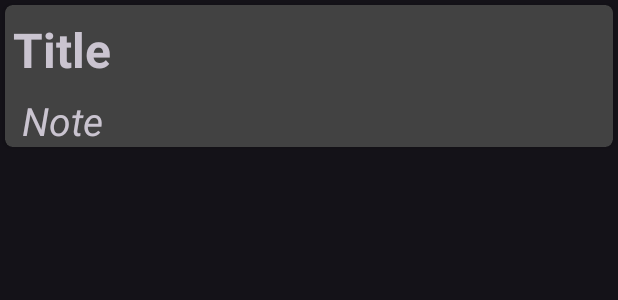
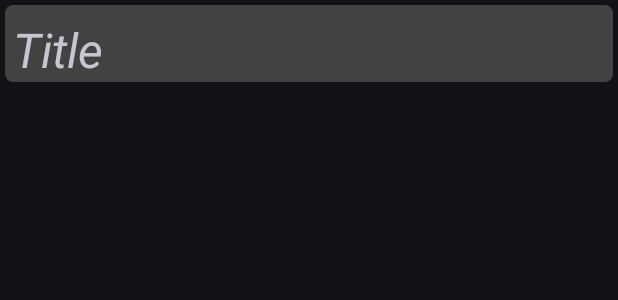
Before and after one commit to PopovGitProjects/NoteBookSQLite, an Android app: the layout note_item.xml on its own in the app's theme, with its tools: preview values and no code run, on a phone screen of 412 x 824 dp. Shown: the top 300 px of the screen. Run offline under Robolectric (Android 15) with nearby library versions, the phone set to English and light mode, and no system bars.

Commit message:
Hfpj,hfnmcz c dsРазобраться с вызовом итема РВ во фрагменте.

```diff
--- /dev/null
+++ b/app/src/main/java/com/example/notebooksqlite/OnRecyclerViewItemClickListener.kt
@@ -0,0 +1,5 @@
+package com.example.notebooksqlite
+
+interface OnRecyclerViewItemClickListener {
+    fun onClick()
+}
--- a/app/src/main/java/com/example/notebooksqlite/screens/MainFragment.kt
+++ b/app/src/main/java/com/example/notebooksqlite/screens/MainFragment.kt
@@ -19,8 +19,7 @@ class MainFragment : Fragment() {
 
     private val binding get() = _binding!!
 
-    private val adapter = Adapter(ArrayList())
-
+    private val adapter = Adapter(ArrayList(), )
 
     private var myDBManager: DBManager? = null
 
--- a/app/src/main/res/layout/note_item.xml
+++ b/app/src/main/res/layout/note_item.xml
@@ -18,27 +18,15 @@
             android:layout_marginStart="5dp"
             android:layout_marginTop="8dp"
             android:textSize="32sp"
-            android:textStyle="bold"
+            android:textStyle="italic"
             app:layout_constraintStart_toStartOf="parent"
             app:layout_constraintTop_toTopOf="parent"
             tools:text="Title" />
 
-        <TextView
-            android:id="@+id/itemNote"
-            android:layout_width="wrap_content"
-            android:layout_height="wrap_content"
-            android:layout_marginTop="8dp"
-            android:textSize="26sp"
-            android:textStyle="italic"
-            app:layout_constraintEnd_toEndOf="@+id/itemTitle"
-            app:layout_constraintStart_toStartOf="@+id/itemTitle"
-            app:layout_constraintTop_toBottomOf="@+id/itemTitle"
-            tools:text="Note" />
-
         <ImageView
             android:id="@+id/itemImgView"
-            android:layout_width="80dp"
-            android:layout_height="80dp"
+            android:layout_width="60dp"
+            android:layout_height="60dp"
             app:layout_constraintEnd_toEndOf="parent"
             android:visibility="gone"
             app:layout_constraintHorizontal_bias="1.0"
```
Also changed, not shown: app/src/main/java/com/example/notebooksqlite/MainActivity.kt (+9 -1 lines), app/src/main/java/com/example/notebooksqlite/adapters/Adapter.kt (+10 -4 lines).
